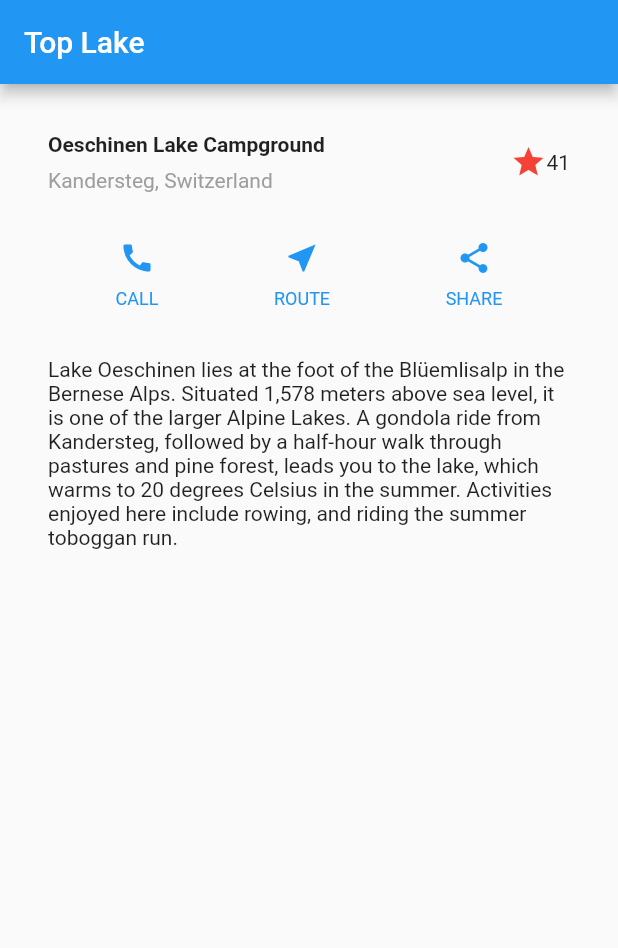
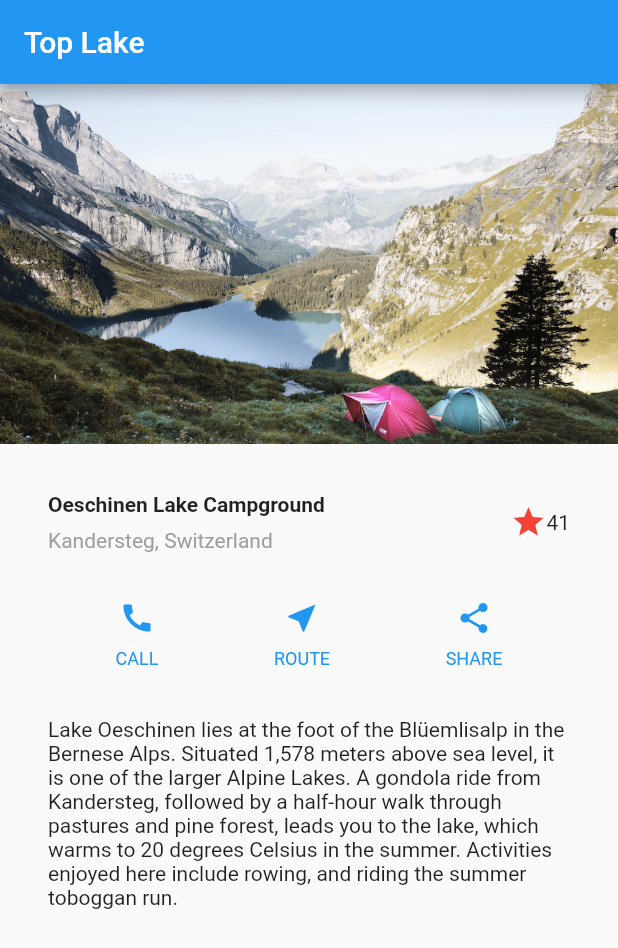
Before and after one commit to gaku3601/flutter_tutorial, a Flutter app: the screen it shows after launch, on a phone screen of 412 x 824 dp. Shown: the top 948 px of the screen. Run offline on Flutter 3.47's test engine with Material 2 defaults, Android fonts, the phone set to English and light mode, and no system bars.

```diff
--- a/app/lib/main.dart
+++ b/app/lib/main.dart
@@ -107,6 +107,12 @@ class _MyHomePageState extends State<MyHomePage> {
       ),
       body: Column(
         children: <Widget>[
+          Image.asset(
+            'images/lake.jpg',
+            width: 600.0,
+            height: 240.0,
+            fit: BoxFit.cover,
+          ),
           titleSection,
           buttonSection,
           textSection
--- a/app/pubspec.yaml
+++ b/app/pubspec.yaml
@@ -37,8 +37,8 @@ flutter:
   uses-material-design: true
 
   # To add assets to your application, add an assets section, like this:
-  # assets:
-  #  - images/a_dot_burr.jpeg
+  assets:
+   - images/lake.jpg
   #  - images/a_dot_ham.jpeg
 
   # An image asset can refer to one or more resolution-specific "variants", see
```
Also changed, not shown: app/images/lake.jpg (added).
